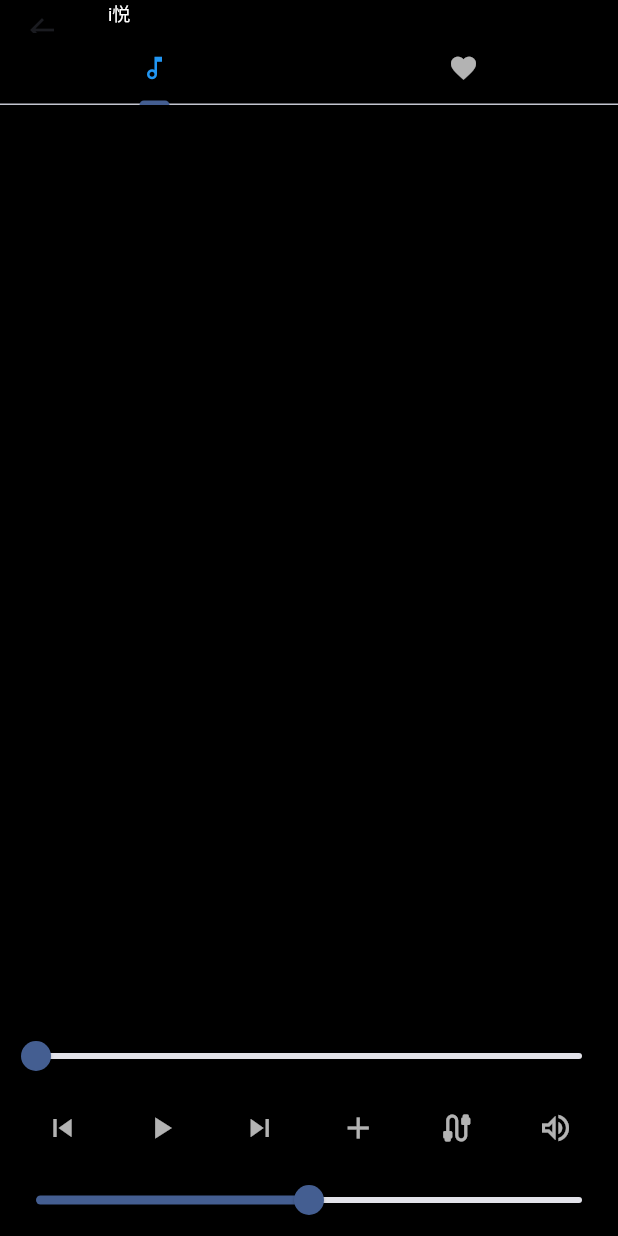
After one commit to Clamber-L/flutter-book-tickets, a Flutter app: the MusicPlayer screen opened directly, on a phone screen of 412 x 824 dp. The commit adds this screen. Run offline on Flutter 3.47's test engine with Material 3 defaults, Android fonts, the phone set to English and light mode, and no system bars; our stand-ins replace file_picker, fluentui_icons, get, permission_handler, shared_preferences; missing offline and left inert: kplayer; accounts and stored records are empty.

Commit message:
chore:change

```diff
--- a/lib/common/routers/names.dart
+++ b/lib/common/routers/names.dart
@@ -1,5 +1,5 @@
-
 class RouteNames {
   static const main = '/';
   static const index = '/index';
+  static const player = '/player';
 }
--- a/lib/common/routers/pages.dart
+++ b/lib/common/routers/pages.dart
@@ -1,5 +1,6 @@
 import 'package:book_tickets/pages/index/view.dart';
 import 'package:get/get.dart';
+import 'package:kplayer/kplayer.dart';
 
 import 'names.dart';
 
--- a/lib/main.dart
+++ b/lib/main.dart
@@ -1,4 +1,5 @@
 import 'package:book_tickets/screens/bottom_bar.dart';
+import 'package:book_tickets/screens/player.dart';
 import 'package:flutter/material.dart';
 import 'package:get/get_navigation/src/root/get_material_app.dart';
 import 'package:book_tickets/common/routers/pages.dart';
--- a/lib/pages/index/controller.dart
+++ b/lib/pages/index/controller.dart
@@ -12,7 +12,7 @@ class IndexController extends GetxController {
   void onTap() {}
 
   void inc() {
-    num.value++;
+    num++;
   }
 
   // @override
--- a/lib/pages/index/view.dart
+++ b/lib/pages/index/view.dart
@@ -13,7 +13,7 @@ class IndexPage extends GetView<IndexController> {
         child: Column(
           children: [
             Obx(() {
-              return Text(controller.num.value.toString());
+              return Text(controller.num.toString());
             }),
             BackButton(
               onPressed: () {
--- /dev/null
+++ b/lib/screens/player.dart
@@ -0,0 +1,409 @@
+import 'dart:io';
+
+import 'package:file_picker/file_picker.dart';
+import 'package:flutter/material.dart';
+import 'package:kplayer/kplayer.dart';
+import 'package:permission_handler/permission_handler.dart';
+import 'package:shared_preferences/shared_preferences.dart';
+
+class MusicPlayer extends StatefulWidget {
+  const MusicPlayer({super.key});
+
+  @override
+  MusicPlayerState createState() => MusicPlayerState();
+}
+
+class MusicPlayerState extends State<MusicPlayer>
+    with SingleTickerProviderStateMixin {
+  List<String> songs = [];
+  List<String> faviates = [];
+  List<int> _currentIndex = [-1, -1];
+
+  bool _isPlaying = false;
+  bool inited = false;
+  double timeValue = 0;
+  double timeMax = 1000000;
+  double vol = 0.5;
+  ScrollController songsController = ScrollController();
+  ScrollController faviatesController = ScrollController();
+  late PlayerController _controller;
+  int tabIndex = 0;
+  List<Widget> pages = [];
+  late SharedPreferences prefs;
+  late TabController tabController;
+
+  Future<void> requestPermissions() async {
+    final status = await Permission.storage.request();
+    if (!status.isGranted) {
+      throw 'Storage permission not granted';
+    }
+  }
+
+  Future<SharedPreferences> _initPrefs() async {
+    prefs = await SharedPreferences.getInstance();
+    return prefs;
+  }
+
+  List<String> noDoubel(List<String> list) {
+    Set<String> set = {...list};
+    return set.toList(growable: true);
+  }
+
+  void initState() {
+    super.initState();
+    tabController = TabController(length: 2, vsync: this);
+
+    _initPrefs().then((prefs) async {
+      songs = (await prefs.getStringList("songs"))!;
+      songs = noDoubel(songs);
+      faviates = (await prefs.getStringList("faviates"))!;
+      setState(() {});
+    });
+  }
+
+  Future<List<String>> pickFolder() async {
+    final result = await FilePicker.platform.getDirectoryPath();
+    if (result == null) return [];
+    final directory = Directory(result);
+    final files = await directory.list().toList();
+
+    return files
+        .where((file) => file.path.endsWith('.mp3'))
+        .map((file) => file.path)
+        .toList();
+  }
+
+  void _playOrPause() {
+    setState(() {
+      _isPlaying = !_isPlaying;
+    });
+    if (_isPlaying) {
+      if (_controller == null) {
+        initController();
+      } else {
+        _controller.play();
+      }
+      inited = true;
+    } else {
+      _controller.pause();
+    }
+  }
+
+  void _nextSong() {
+    setState(() {
+      _currentIndex[tabController.index] =
+          (_currentIndex[tabController.index] + 1) % songs.length;
+      if (_controller != null) {
+        _controller.dispose();
+      }
+      initController();
+    });
+  }
+
+  void _previousSong() {
+    setState(() {
+      if (_controller != null) {
+        _controller.dispose();
+      }
+      _currentIndex[tabController.index] =
+          (_currentIndex[tabController.index] - 1 + songs.length) %
+          songs.length;
+      initController();
+    });
+  }
+
+  void _removeSong(int index) {
+    setState(() {
+      if (tabController.index == 0) {
+        songs.removeAt(index);
+        if (_currentIndex[tabController.index] >= songs.length) {
+          _currentIndex[tabController.index] = songs.length - 1;
+        }
+        prefs.setStringList("songs", noDoubel(songs));
+      } else {
+        faviates.removeAt(index);
+        if (_currentIndex[tabController.index] >= faviates.length) {
+          _currentIndex[tabController.index] = faviates.length - 1;
+        }
+        prefs.setStringList("faviates", noDoubel(faviates));
+      }
+    });
+    setState(() {});
+  }
+
+  Future<void> addSong() async {
+    pickFolder().then((files) {
+      setState(() {
+        songs.addAll(files);
+        songs.remove("");
+
+        // pages = [buildAll(songs), buildAll(songs.sublist(1, 11))];
+      });
+    });
+    await prefs.setStringList("songs", noDoubel(songs));
+  }
+
+  Future<void> addFavorite(int index) async {
+    setState(() {
+      if (!faviates.contains(songs[index])) {
+        faviates.add(songs[index]);
+        faviates.remove("");
+      }
+    });
+    await prefs.setStringList("faviates", noDoubel(faviates));
+    await prefs.setStringList("songs", noDoubel(songs));
+  }
+
+  void _play(int index) {
+    _currentIndex[tabController.index] = index;
+    if (inited && _controller != null) {
+      _controller.dispose();
+    }
+    initController();
+
+    setState(() {
+      _isPlaying = true;
+    });
+  }
+
+  void initController() {
+    if (tabController.index == 0) {
+      _controller = Player.file(songs[_currentIndex[tabController.index]]);
+    } else {
+      _controller = Player.file(faviates[_currentIndex[tabController.index]]);
+    }
+    _controller.callback = (event) {
+      setState(() {
+        if (event == PlayerEvent.end) {
+          _nextSong();
+        } else if (event == PlayerEvent.position) {
+          timeValue = (_controller.position.inMilliseconds.toDouble());
+        } else if (event == PlayerEvent.duration) {
+          timeMax = _controller.duration.inMilliseconds.toDouble();
+        } else if (event == PlayerEvent.end) {
+          _nextSong();
+        }
+      });
+    };
+    _controller.setVolume(vol);
+    inited = true;
+  }
+
+  @override
+  Widget build(BuildContext context) {
+    //  Color iconColor = index == _currentIndex ? Colors.blue : Colors.white70;
+    return Scaffold(
+      backgroundColor: Colors.black,
+      appBar: AppBar(
+        backgroundColor: Colors.black,
+        toolbarHeight: 22,
+        title: const SizedBox(
+          height: 20,
+          child: Text(
+            'i悦',
+            style: TextStyle(
+              fontSize: 12,
+              fontWeight: FontWeight.w400,
+              color: Colors.white,
+            ),
+          ),
+        ),
+        bottom: TabBar(
+          controller: tabController,
+          tabs: [
+            Tab(
+              icon: Icon(
+                Icons.music_note_outlined,
+                size: 20,
+                color: tabController.index == 0 ? Colors.blue : Colors.white70,
+              ),
+            ),
+            Tab(
+              icon: Icon(
+                Icons.favorite,
+                size: 20,
+                color: tabController.index == 1 ? Colors.red : Colors.white70,
+              ),
+            ),
+          ],
+        ),
+      ),
+      body: buildBody(context),
+    );
+  }
+
+  Widget buildBody(BuildContext context) {
+    return Column(
+      children: [
+        Expanded(
+          child: TabBarView(
+            controller: tabController,
+            children: [
+              buildSongs(context, songs, songsController),
+              buildSongs(context, faviates, faviatesController),
+            ],
+          ),
+        ),
+        buildProcessBar(context),
+        buildPlayController(context),
+      ],
+    );
+  }
+
+  Widget buildSongs(
+    BuildContext context,
+    List<String> songItems,
+    ScrollController rollController,
+  ) {
+    return ListView.builder(
+      controller: rollController,
+      physics: const AlwaysScrollableScrollPhysics(),
+      scrollDirection: Axis.vertical,
+      // primary: true,
+      shrinkWrap: true,
+      cacheExtent: 120,
+      itemCount: songItems.length,
+
+      itemBuilder: (context, index) {
+        String songName = "";
+        if (Platform.isWindows) {
+          songName = songItems[index].split('\\').last;
+        } else {
+          songName = songItems[index].split('/').last;
+        }
+        int lindex = songName.lastIndexOf(".");
+        if (lindex > 0) {
+          songName = songName.substring(0, lindex);
+        }
+        Color textColor =
+            index == _currentIndex[tabController.index]
+                ? Colors.blue
+                : Colors.white70;
+        Color iconColor =
+            index == _currentIndex[tabController.index]
+                ? Colors.blue
+                : Colors.white70;
+        Color favirateColor =
+            tabController.index == 0 && faviates.contains(songs[index])
+                ? Colors.red
+                : iconColor;
+        return Container(
+          height: 36,
+          color:
+              index == _currentIndex[tabController.index]
+                  ? Colors.black12
+                  : Colors.black,
+          child: ListTile(
+            onTap: () => _play(index),
+            minVerticalPadding: 1,
+            contentPadding: const EdgeInsets.all(2),
+            hoverColor: Colors.black12,
+            titleAlignment: ListTileTitleAlignment.top,
+            isThreeLine: false,
+            selected: index == _currentIndex[tabController.index],
+            leading: IconButton(
+              highlightColor: iconColor,
+              icon: Icon(Icons.delete, size: 20),
+              onPressed: () => _removeSong(index),
+            ),
+            title: Align(
+              alignment: Alignment.topLeft,
+              child: Text(
+                songName,
+                style: TextStyle(
+                  fontSize: 12,
+                  color: textColor,
+                  overflow: TextOverflow.ellipsis,
+                ),
+              ),
+            ),
+            trailing:
+                tabIndex == 0
+                    ? IconButton(
+                      icon: Icon(
+                        Icons.favorite,
+                        size: 20,
+                        color: favirateColor,
+                      ),
+                      onPressed: () => addFavorite(index),
+                    )
+                    : Container(),
+          ),
+        );
+      },
+    );
+  }
+
+  Widget buildProcessBar(BuildContext context) {
+    return Row(
+      children: [
+        Expanded(
+          child: Slider(
+            min: 0,
+            max: 1,
+            label: "$timeValue / $timeMax",
+            value:
+                timeMax < 100 || timeValue / timeMax > 1
+                    ? 0
+                    : timeValue / timeMax,
+            onChanged: (double value) {
+              setState(() {
+                timeValue = value;
+                double latValue = timeValue * timeMax;
+                _controller!.seek(Duration(milliseconds: latValue.toInt()));
+              });
+            },
+          ),
+        ),
+      ],
+    );
+  }
+
+  Widget buildPlayController(BuildContext context) {
+    return Wrap(
+      direction: Axis.horizontal,
+      alignment: WrapAlignment.spaceEvenly,
+      runAlignment: WrapAlignment.center,
+      children: [
+        IconButton(
+          onPressed: _previousSong,
+          icon: const Icon(Icons.skip_previous, color: Colors.white70),
+        ),
+        IconButton(
+          onPressed: _playOrPause,
+          icon: Icon(
+            _isPlaying ? Icons.pause : Icons.play_arrow,
+            color: Colors.white70,
+          ),
+        ),
+        IconButton(
+          onPressed: _nextSong,
+          icon: const Icon(Icons.skip_next, color: Colors.white70),
+        ),
+        IconButton(
+          onPressed: addSong,
+          icon: const Icon(Icons.add, color: Colors.white70),
+        ),
+        IconButton(
+          onPressed: () {},
+          icon: const Icon(Icons.cable_rounded, color: Colors.white70),
+        ),
+        IconButton(
+          onPressed: () {},
+          icon: const Icon(Icons.volume_up_outlined, color: Colors.white70),
+        ),
+        Slider(
+          value: vol,
+          min: 0,
+          max: 1,
+          onChanged: (value) {
+            setState(() {
+              vol = value;
+              _controller!.setVolume(vol);
+            });
+          },
+        ),
+      ],
+    );
+  }
+}
--- a/pubspec.yaml
+++ b/pubspec.yaml
@@ -10,6 +10,10 @@ dependencies:
   cupertino_icons: ^1.0.8
   fluentui_icons: ^1.0.0
   get: ^4.7.2
+  file_picker: ^9.0.2
+  kplayer: ^0.4.2
+  shared_preferences: ^2.5.2
+  permission_handler: ^11.4.0
 dev_dependencies:
   flutter_test:
     sdk: flutter
```
Also changed, not shown: pubspec.lock.
